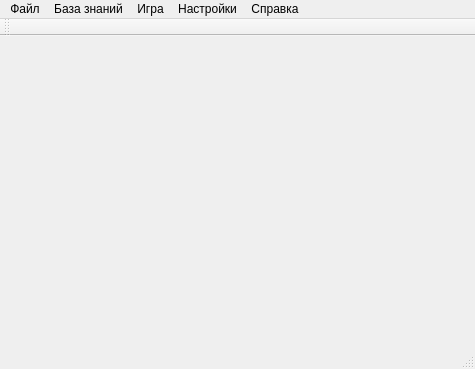
The window that mainwindow.ui (vinni-au/nya-cats) describes before a commit, drawn with Qt 5.
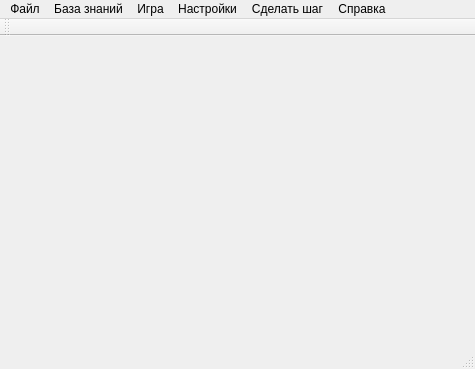
The same window after the commit.

Diff of the .ui file:
```diff
--- a/mainwindow.ui
+++ b/mainwindow.ui
@@ -65,10 +65,16 @@
      <string>Настройки</string>
     </property>
    </widget>
+   <widget class="QMenu" name="menuDoStep">
+    <property name="title">
+     <string>Сделать шаг</string>
+    </property>
+   </widget>
    <addaction name="menuFile"/>
    <addaction name="menuKB"/>
    <addaction name="menuGame"/>
    <addaction name="menuOptions"/>
+   <addaction name="menuDoStep"/>
    <addaction name="menuInfo"/>
   </widget>
   <widget class="QToolBar" name="mainToolBar">
```
